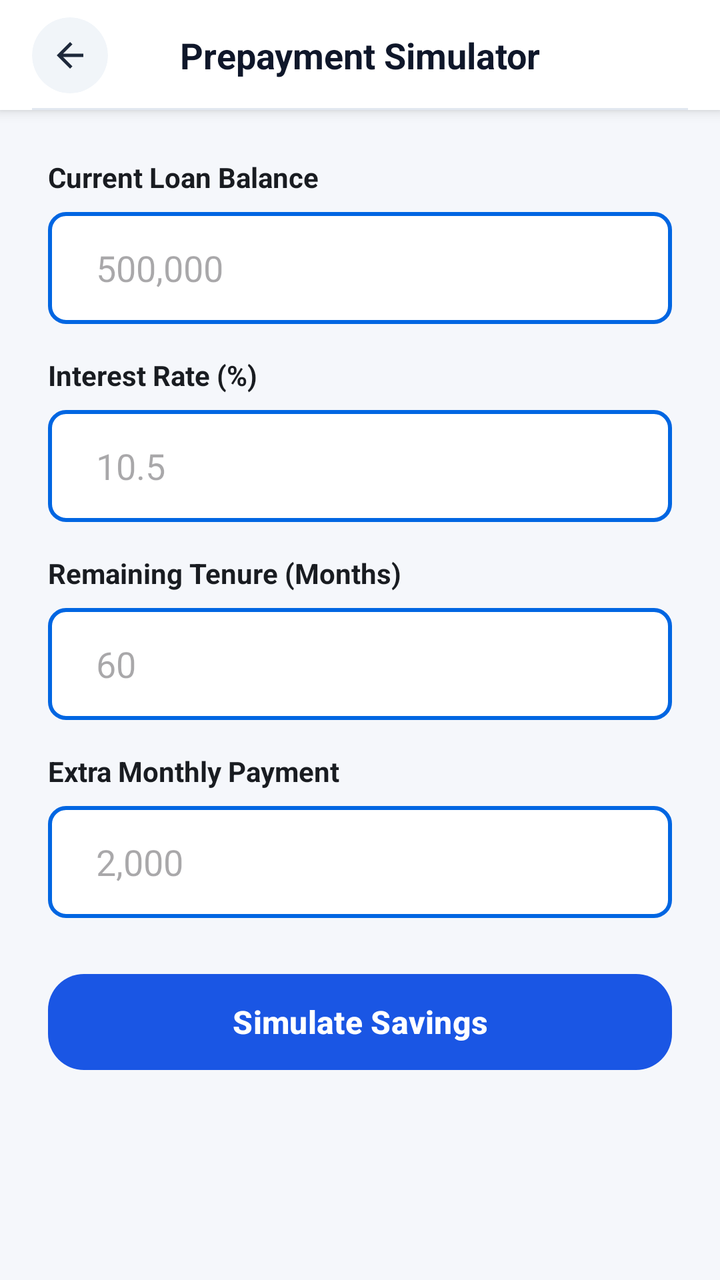
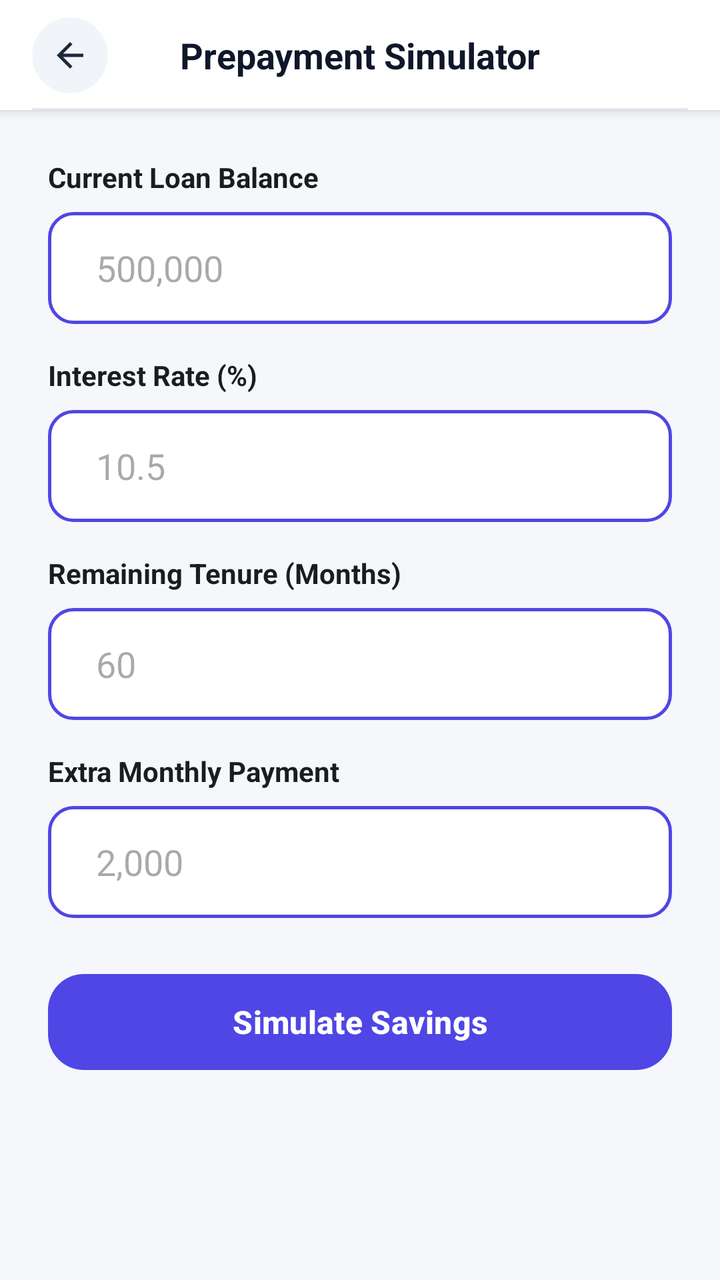

The first picture is an Android layout as it rendered before a commit; the second is the same layout after the commit. The layout source and the unified diff follow.
<!-- AndroidManifest.xml: application theme Theme.Calculatoremi -->
<!-- res/layout/activity_prepayment_simulator.xml -->
<?xml version="1.0" encoding="utf-8"?>
<LinearLayout xmlns:android="http://schemas.android.com/apk/res/android"
    xmlns:app="http://schemas.android.com/apk/res-auto"
    android:layout_width="match_parent"
    android:layout_height="match_parent"
    android:background="#F5F7FB"
    android:orientation="vertical">

    
    <androidx.constraintlayout.widget.ConstraintLayout
        android:id="@+id/calculatorHeader"
        android:layout_width="match_parent"
        android:layout_height="55dp"
        android:background="@android:color/white"
        android:elevation="4dp"
        android:paddingStart="16dp"
        android:paddingEnd="16dp">

        <com.google.android.material.card.MaterialCardView
            android:id="@+id/btnBackContainer"
            android:layout_width="38dp"
            android:layout_height="38dp"
            app:cardBackgroundColor="#F1F5F9"
            app:cardCornerRadius="19dp"
            app:cardElevation="0dp"
            app:strokeWidth="0dp"
            app:layout_constraintBottom_toBottomOf="parent"
            app:layout_constraintStart_toStartOf="parent"
            app:layout_constraintTop_toTopOf="parent">

            <ImageView
                android:id="@+id/btnBack"
                android:layout_width="20dp"
                android:layout_height="20dp"
                android:layout_gravity="center"
                android:src="@drawable/ic_arrow_back"
                app:tint="#1E293B" />
        </com.google.android.material.card.MaterialCardView>

        <TextView
            android:id="@+id/txtTitle"
            android:layout_width="wrap_content"
            android:layout_height="wrap_content"
            android:text="Prepayment Simulator"
            android:textColor="#0F172A"
            android:textSize="18sp"
            android:textStyle="bold"
            app:layout_constraintBottom_toBottomOf="parent"
            app:layout_constraintEnd_toEndOf="parent"
            app:layout_constraintStart_toStartOf="parent"
            app:layout_constraintTop_toTopOf="parent" />

        <View
            android:layout_width="match_parent"
            android:layout_height="1dp"
            android:background="#E2E8F0"
            app:layout_constraintBottom_toBottomOf="parent" />

    </androidx.constraintlayout.widget.ConstraintLayout>

    <androidx.core.widget.NestedScrollView
        android:layout_width="match_parent"
        android:layout_height="match_parent"
        android:fillViewport="true">

        <LinearLayout
            android:layout_width="match_parent"
            android:layout_height="wrap_content"
            android:orientation="vertical"
            android:padding="24dp">

            
            <TextView
                android:layout_width="wrap_content"
                android:layout_height="wrap_content"
                android:text="Current Loan Balance"
                android:textColor="#191C21"
                android:textSize="14sp"
                android:textStyle="bold"
                android:layout_marginBottom="8dp" />

            <EditText
                android:id="@+id/etBalance"
                android:layout_width="match_parent"
                android:layout_height="56dp"
                android:background="@drawable/numeric_input_border"
                android:hint="500,000"
                android:inputType="numberDecimal"
                android:paddingHorizontal="24dp"
                android:textColor="@color/black"
                android:layout_marginBottom="16dp" />

            
            <TextView
                android:layout_width="wrap_content"
                android:layout_height="wrap_content"
                android:text="Interest Rate (%)"
                android:textColor="#191C21"
                android:textSize="14sp"
                android:textStyle="bold"
                android:layout_marginBottom="8dp" />

            <EditText
                android:id="@+id/etRate"
                android:layout_width="match_parent"
                android:layout_height="56dp"
                android:background="@drawable/numeric_input_border"
                android:hint="10.5"
                android:inputType="numberDecimal"
                android:paddingHorizontal="24dp"
                android:textColor="@color/black"
                android:layout_marginBottom="16dp" />

            
            <TextView
                android:layout_width="wrap_content"
                android:layout_height="wrap_content"
                android:text="Remaining Tenure (Months)"
                android:textColor="#191C21"
                android:textSize="14sp"
                android:textStyle="bold"
                android:layout_marginBottom="8dp" />

            <EditText
                android:id="@+id/etMonths"
                android:layout_width="match_parent"
                android:layout_height="56dp"
                android:background="@drawable/numeric_input_border"
                android:hint="60"
                android:inputType="number"
                android:paddingHorizontal="24dp"
                android:textColor="@color/black"
                android:layout_marginBottom="16dp" />

            
            <TextView
                android:layout_width="wrap_content"
                android:layout_height="wrap_content"
                android:text="Extra Monthly Payment"
                android:textColor="#191C21"
                android:textSize="14sp"
                android:textStyle="bold"
                android:layout_marginBottom="8dp" />

            <EditText
                android:id="@+id/etExtraPay"
                android:layout_width="match_parent"
                android:layout_height="56dp"
                android:background="@drawable/numeric_input_border"
                android:hint="2,000"
                android:inputType="numberDecimal"
                android:paddingHorizontal="24dp"
                android:textColor="@color/black"
                android:layout_marginBottom="24dp" />

            <com.google.android.material.button.MaterialButton
                android:id="@+id/btnSimulate"
                android:layout_width="match_parent"
                android:layout_height="56dp"
                android:text="Simulate Savings"
                android:textAllCaps="false"
                android:textSize="16sp"
                android:textStyle="bold"
                app:backgroundTint="#1A56E4"
                app:cornerRadius="18dp"
                android:layout_marginBottom="24dp" />

            
            <com.google.android.material.card.MaterialCardView
                android:id="@+id/cardResult"
                android:layout_width="match_parent"
                android:layout_height="wrap_content"
                android:visibility="gone"
                app:cardCornerRadius="20dp"
                app:cardElevation="3dp"
                app:strokeWidth="0dp">

                <LinearLayout
                    android:layout_width="match_parent"
                    android:layout_height="wrap_content"
                    android:orientation="vertical"
                    android:padding="20dp"
                    android:background="@drawable/bg_gradient">

                    <TextView
                        android:layout_width="wrap_content"
                        android:layout_height="wrap_content"
                        android:text="Prepayment Simulation Results"
                        android:textColor="#E3F2FD"
                        android:textSize="14sp"
                        android:textStyle="bold" />

                    <TextView
                        android:id="@+id/txtInterestSaved"
                        android:layout_width="wrap_content"
                        android:layout_height="wrap_content"
                        android:layout_marginTop="12dp"
                        android:text="Total Interest Saved: $0.00"
                        android:textColor="#FFFFFF"
                        android:textSize="20sp"
                        android:textStyle="bold" />

                    <TextView
                        android:id="@+id/txtTimeSaved"
                        android:layout_width="wrap_content"
                        android:layout_height="wrap_content"
                        android:layout_marginTop="8dp"
                        android:text="Tenure Reduced By: 0 months"
                        android:textColor="#EAF6FF"
                        android:textSize="16sp" />

                </LinearLayout>
            </com.google.android.material.card.MaterialCardView>

        </LinearLayout>
    </androidx.core.widget.NestedScrollView>

</LinearLayout>
<!-- resources referenced by this layout -->
<resources>
  <color name="black">#FF000000</color>
  <!-- drawable bg_gradient (drawable) -->
  <?xml version="1.0" encoding="utf-8"?>
  <shape xmlns:android="http://schemas.android.com/apk/res/android"
      android:shape="rectangle">
      <gradient
          android:angle="270"
          android:startColor="#00C2FF"
          android:endColor="#0052D4"
          android:type="linear" />
  </shape>
  <!-- drawable ic_arrow_back (drawable) -->
  <vector xmlns:android="http://schemas.android.com/apk/res/android"
      android:width="24dp"
      android:height="24dp"
      android:viewportWidth="960"
      android:viewportHeight="960">
    <path
        android:pathData="m313,520 l224,224 -57,56 -320,-320 320,-320 57,56 -224,224h487v80L313,520Z"
        android:fillColor="#e3e3e3"/>
  </vector>
  <!-- drawable numeric_input_border (drawable) -->
  <?xml version="1.0" encoding="utf-8"?>
  <shape xmlns:android="http://schemas.android.com/apk/res/android"
      android:shape="rectangle">
  
      
      <solid android:color="@android:color/transparent"/>
  
      <solid android:color="@color/white"/>
      
      <stroke
          android:width="2dp"
          android:color="#0066E2"/>
  
      
      <corners android:radius="8dp"/>
  </shape>
  <style name="Theme.Calculatoremi" parent="Base.Theme.Calculatoremi" />
  <color name="white">#FFFFFFFF</color>
  <style name="Base.Theme.Calculatoremi" parent="Theme.Material3.DayNight.NoActionBar">
          <item name="android:statusBarColor">@android:color/transparent</item>
          <item name="android:navigationBarColor">@android:color/transparent</item>
          <item name="android:windowLightStatusBar">false</item>
          <item name="android:windowLightNavigationBar">true</item>
      </style>
</resources>

<!-- the commit's change to res/layout/activity_prepayment_simulator.xml (unified diff, before → after) -->
@@ -159,9 +159,10 @@
                 android:layout_height="56dp"
                 android:text="Simulate Savings"
                 android:textAllCaps="false"
+                android:textColor="@android:color/white"
                 android:textSize="16sp"
                 android:textStyle="bold"
-                app:backgroundTint="#1A56E4"
+                app:backgroundTint="@color/primary"
                 app:cornerRadius="18dp"
                 android:layout_marginBottom="24dp" />
 
<!-- resource entries referenced after the edit -->
@@ -1,6 +1,7 @@
 <!-- resources referenced by this layout -->
 <resources>
   <color name="black">#FF000000</color>
+  <color name="primary">#4F46E5</color>
   <!-- drawable bg_gradient (drawable) -->
   <?xml version="1.0" encoding="utf-8"?>
   <shape xmlns:android="http://schemas.android.com/apk/res/android"
@@ -26,17 +27,13 @@
   <shape xmlns:android="http://schemas.android.com/apk/res/android"
       android:shape="rectangle">
   
-      
-      <solid android:color="@android:color/transparent"/>
+      <solid android:color="@color/white"/>
   
-      <solid android:color="@color/white"/>
-      
       <stroke
-          android:width="2dp"
-          android:color="#0066E2"/>
+          android:width="1.5dp"
+          android:color="#4F46E5"/>
   
-      
-      <corners android:radius="8dp"/>
+      <corners android:radius="12dp"/>
   </shape>
   <style name="Theme.Calculatoremi" parent="Base.Theme.Calculatoremi" />
   <color name="white">#FFFFFFFF</color>
@@ -45,6 +42,11 @@
           <item name="android:navigationBarColor">@android:color/transparent</item>
           <item name="android:windowLightStatusBar">false</item>
           <item name="android:windowLightNavigationBar">true</item>
+          <item name="colorPrimary">@color/primary</item>
+          <item name="colorOnPrimary">#FFFFFF</item>
+          <item name="colorSecondary">@color/gradient_accent</item>
+          <item name="colorOnSecondary">#FFFFFF</item>
       </style>
+  <color name="gradient_accent">#818CF8</color>
 </resources>
 
